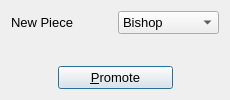
Old version of the form UI/qtchess_promotion.ui in the repository textbrowser/qtchess.
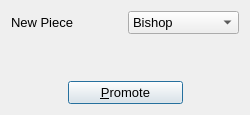
New version of the form. Icons and pictures are not drawn.

What changed in the file:
```diff
--- a/UI/qtchess_promotion.ui
+++ b/UI/qtchess_promotion.ui
@@ -6,8 +6,8 @@
    <rect>
     <x>0</x>
     <y>0</y>
-    <width>230</width>
-    <height>100</height>
+    <width>250</width>
+    <height>115</height>
    </rect>
   </property>
   <property name="minimumSize">
```
